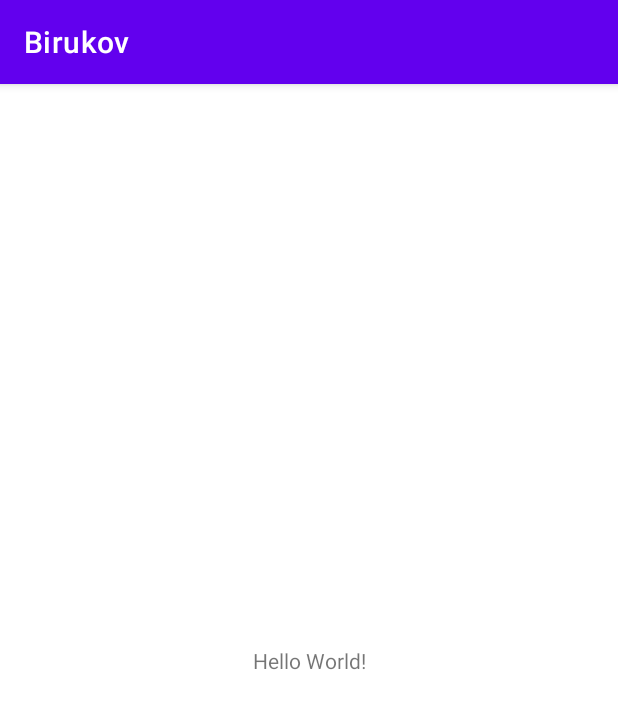
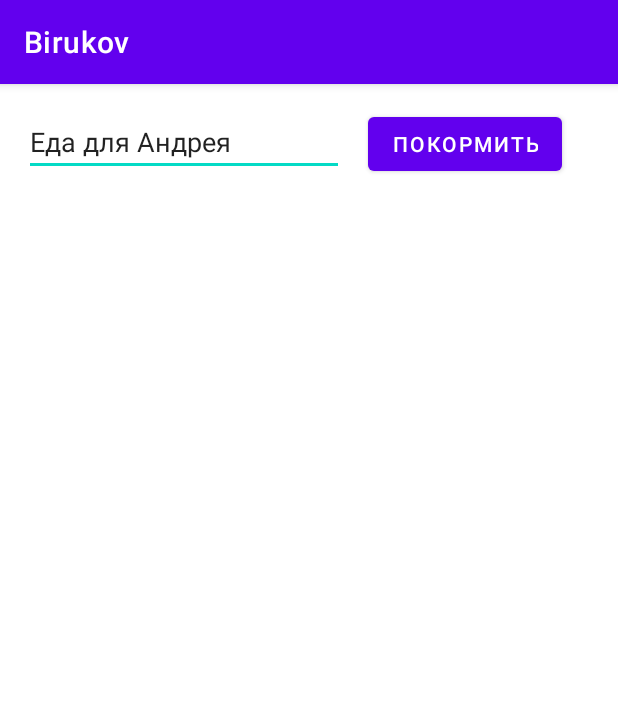
Before and after one commit to MariaMsu/Birukov, an Android app: the screen it shows after launch (MainActivity), on a phone screen of 412 x 824 dp. Shown: the top 709 px of the screen. Run offline under Robolectric (Android 15) with nearby library versions, the phone set to English and light mode, and no system bars.

Commit message:
Textbox and button

```diff
--- a/app/src/main/res/layout/activity_main.xml
+++ b/app/src/main/res/layout/activity_main.xml
@@ -6,13 +6,24 @@
     android:layout_height="match_parent"
     tools:context=".MainActivity">
 
-    <TextView
+    <EditText
+        android:id="@+id/editTextTextPersonName"
         android:layout_width="wrap_content"
         android:layout_height="wrap_content"
-        android:text="Hello World!"
-        app:layout_constraintBottom_toBottomOf="parent"
-        app:layout_constraintLeft_toLeftOf="parent"
-        app:layout_constraintRight_toRightOf="parent"
+        android:layout_marginStart="16dp"
+        android:layout_marginTop="16dp"
+        android:ems="10"
+        android:inputType="textPersonName"
+        android:text="Еда для Андрея"
+        app:layout_constraintStart_toStartOf="parent"
         app:layout_constraintTop_toTopOf="parent" />
 
+    <Button
+        android:id="@+id/button"
+        android:layout_width="wrap_content"
+        android:layout_height="wrap_content"
+        android:layout_marginStart="16dp"
+        android:text="Покормить"
+        app:layout_constraintStart_toEndOf="@+id/editTextTextPersonName"
+        app:layout_constraintTop_toTopOf="@+id/editTextTextPersonName" />
 </androidx.constraintlayout.widget.ConstraintLayout>
```
